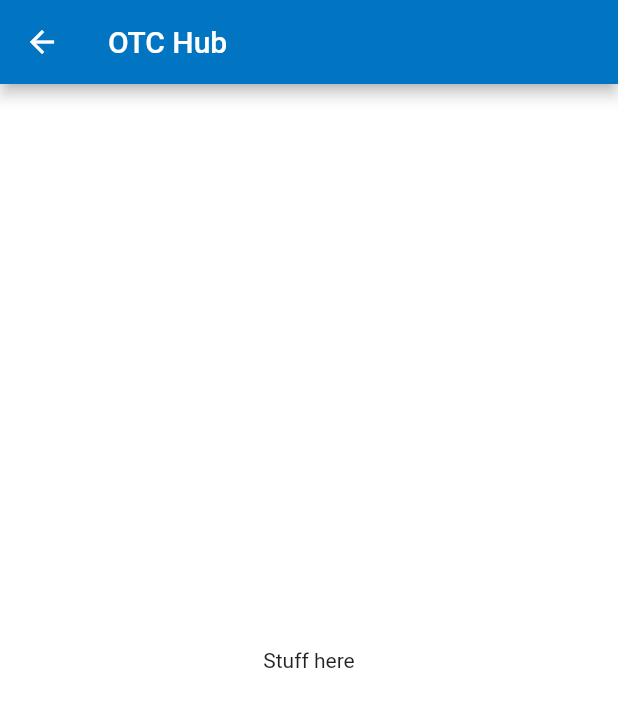
After one commit to christophereluc/cs361, a Flutter app: the HubRoute screen opened directly, after a tap on "Launch OTC Drugs Screen", on a phone screen of 412 x 824 dp. The commit adds this screen. Shown: the top 707 px of the screen. Run offline on Flutter 3.47's test engine with Material 2 defaults, Android fonts, the phone set to English and light mode, and no system bars; our stand-ins replace flutter_datetime_picker, flutter_local_notifications, local_auth, progress_dialog.

Commit message:
Added in dummy screens.

```diff
--- a/lib/hub/hub.dart
+++ b/lib/hub/hub.dart
@@ -1,4 +1,6 @@
+import 'package:cs361/message/message.dart';
 import 'package:cs361/notifications/notifications.dart';
+import 'package:cs361/otc/otc.dart';
 import 'package:flutter/material.dart';
 
 //Hub for hosting all app functionality (besides logging in)
@@ -23,6 +25,24 @@ class HubRoute extends StatelessWidget {
                           builder: (context) => NotificationsRoute()));
                 },
                 child: Text('Launch Notifications Screen')),
+            RaisedButton(
+                onPressed: () {
+                  //Used for pushing new screens onto the activity stack
+                  Navigator.push(
+                      context,
+                      MaterialPageRoute(
+                          builder: (context) => OtcRoute()));
+                },
+                child: Text('Launch OTC Drugs Screen')),
+            RaisedButton(
+                onPressed: () {
+                  //Used for pushing new screens onto the activity stack
+                  Navigator.push(
+                      context,
+                      MaterialPageRoute(
+                          builder: (context) => MessageRoute()));
+                },
+                child: Text('Launch Messaging Screen')),
           ],
         ),
       ),
--- a/lib/main.dart
+++ b/lib/main.dart
@@ -21,3 +21,6 @@ class MyApp extends StatelessWidget {
     );
   }
 }
+
+
+//TODO: Set home: LoginRoute()  to home: HubRoute() if you want to skip directly to the hub for debugging
--- /dev/null
+++ b/lib/otc/otc.dart
@@ -0,0 +1,22 @@
+import 'package:flutter/material.dart';
+
+//Hub for hosting all app functionality (besides logging in)
+class OtcRoute extends StatelessWidget {
+  @override
+  Widget build(BuildContext context) {
+    return Scaffold(
+      appBar: AppBar(
+        //Screen title
+        title: Text("OTC Hub"),
+      ),
+      body: Center(
+        child: Column(
+          mainAxisAlignment: MainAxisAlignment.center,
+          children: <Widget>[
+            Text('Stuff here'),
+          ],
+        ),
+      ),
+    );
+  }
+}
```
Also changed, not shown: lib/message/message.dart (added, +22 -0 lines).
